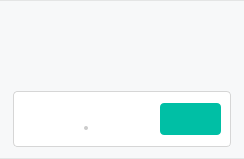
Above: src/MEGASync/transfers/gui/DuplicatedNodeDialogs/win/DuplicatedNodeItem.ui from meganz/MEGAsync before the change. Below: the same form after it.
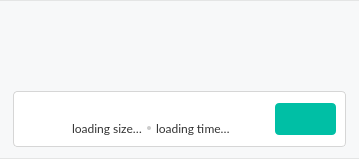
That is the form after the change.

The edit to the form file:
```diff
--- a/src/MEGASync/transfers/gui/DuplicatedNodeDialogs/win/DuplicatedNodeItem.ui
+++ b/src/MEGASync/transfers/gui/DuplicatedNodeDialogs/win/DuplicatedNodeItem.ui
@@ -7,7 +7,7 @@
     <x>0</x>
     <y>0</y>
     <width>244</width>
-    <height>131</height>
+    <height>157</height>
    </rect>
   </property>
   <property name="minimumSize">
@@ -322,7 +322,7 @@
                <item>
                 <widget class="QLabel" name="lSize">
                  <property name="text">
-                  <string/>
+                  <string>loading size…</string>
                  </property>
                 </widget>
                </item>
@@ -345,7 +345,7 @@
                <item>
                 <widget class="QLabel" name="lDate">
                  <property name="text">
-                  <string/>
+                  <string>loading time…</string>
                  </property>
                 </widget>
                </item>
```
